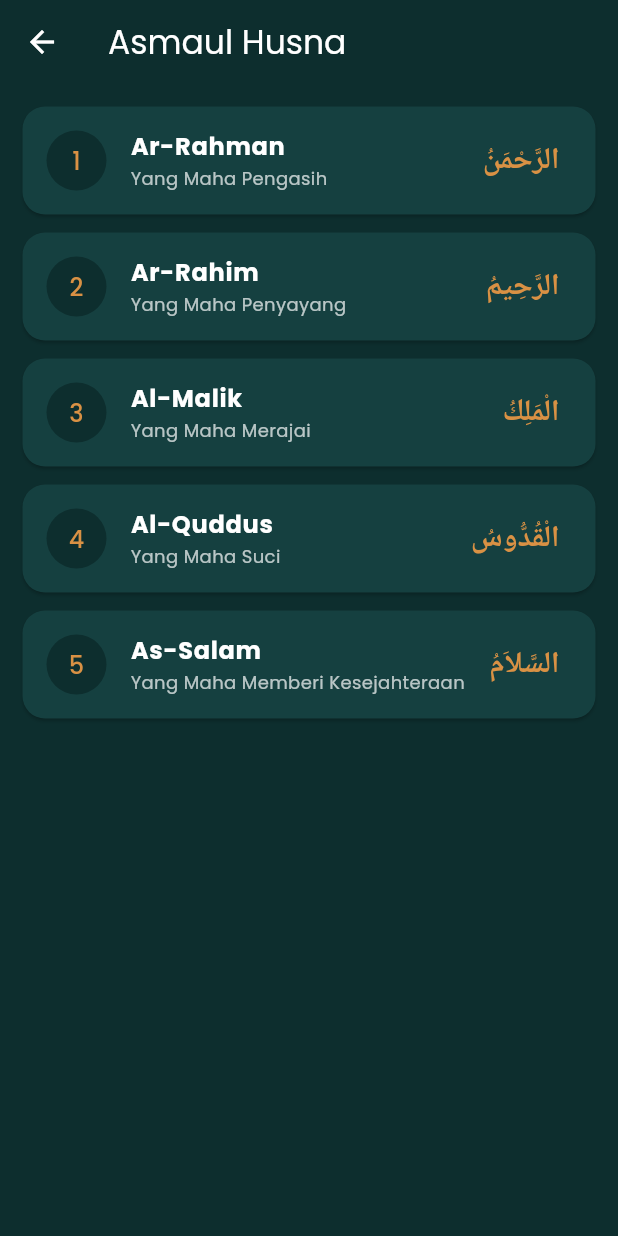
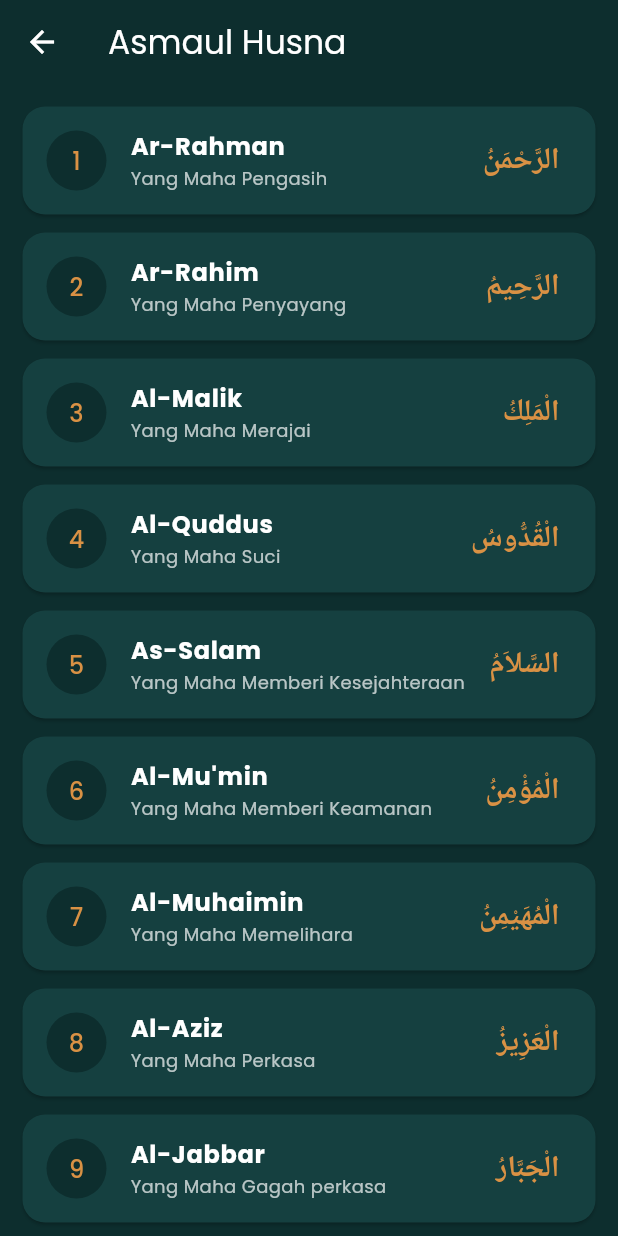
Before and after one commit to SyafiqIkhsan/MuslimApps, a Flutter app: the AsmaulHusnaScreen screen opened directly, on a phone screen of 412 x 824 dp. Run offline on Flutter 3.47's test engine with Material 3 defaults, Android fonts, the phone set to English and light mode, and no system bars; our stand-ins replace adhan, geolocator, google_fonts.

Commit message:
asmaul husna update

```diff
--- a/muslim_apps/lib/presentation/screens/asmaul_husna_screen.dart
+++ b/muslim_apps/lib/presentation/screens/asmaul_husna_screen.dart
@@ -4,13 +4,19 @@ import '../../core/app_colors.dart';
 class AsmaulHusnaScreen extends StatelessWidget {
   const AsmaulHusnaScreen({super.key});
 
-  // Contoh data lokal, kamu bisa melengkapinya nanti sampai 99
   final List<Map<String, String>> _asmaulHusnaList = const [
     {"id": "1", "latin": "Ar-Rahman", "arabic": "الرَّحْمَنُ", "meaning": "Yang Maha Pengasih"},
     {"id": "2", "latin": "Ar-Rahim", "arabic": "الرَّحِيمُ", "meaning": "Yang Maha Penyayang"},
     {"id": "3", "latin": "Al-Malik", "arabic": "الْمَلِكُ", "meaning": "Yang Maha Merajai"},
     {"id": "4", "latin": "Al-Quddus", "arabic": "الْقُدُّوسُ", "meaning": "Yang Maha Suci"},
     {"id": "5", "latin": "As-Salam", "arabic": "السَّلاَمُ", "meaning": "Yang Maha Memberi Kesejahteraan"},
+    {"id": "6", "latin": "Al-Mu'min", "arabic": "الْمُؤْمِنُ", "meaning": "Yang Maha Memberi Keamanan"},
+    {"id": "7", "latin": "Al-Muhaimin", "arabic": "الْمُهَيْمِنُ", "meaning": "Yang Maha Memelihara"},
+    {"id": "8", "latin": "Al-Aziz", "arabic": "الْعَزِيزُ", "meaning": "Yang Maha Perkasa"},
+    {"id": "9", "latin": "Al-Jabbar", "arabic": "الْجَبَّارُ", "meaning": "Yang Maha Gagah perkasa"},
+    {"id": "10", "latin": "Al-Mutakabbir", "arabic": "الْمُتَكَبِّرُ", "meaning": "Yang Maha Memiliki Kebesaran"},
+    {"id": "11", "latin": "Al-Khaliq", "arabic": "الْخَالِقُ", "meaning": "Yang Maha Pencipta"},
+    {"id": "12", "latin": "Al-Bari'", "arabic": "الْبَارِئُ", "meaning": "Yang Maha Melepaskan (Membuat, Membentuk)"},
   ];
 
   @override
```
